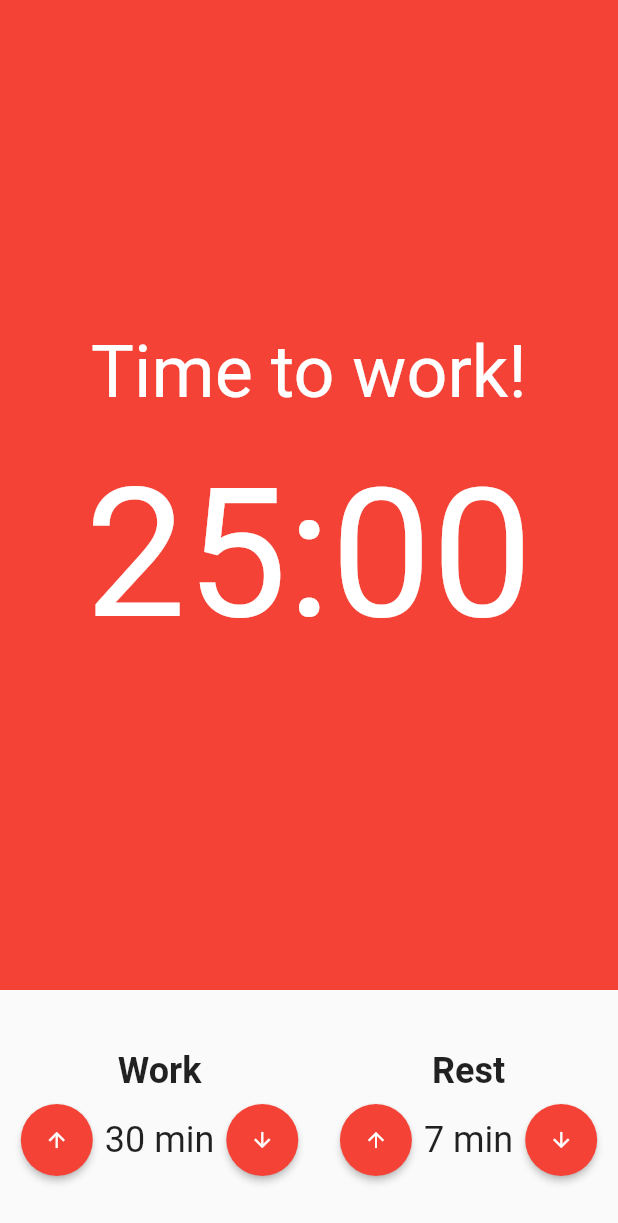
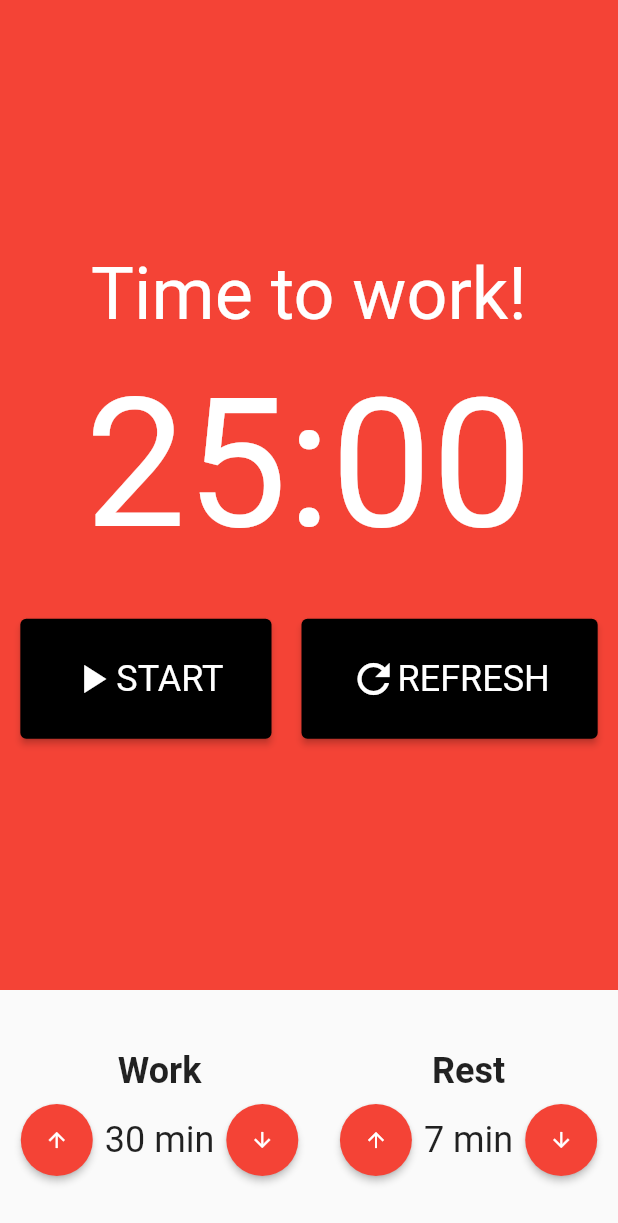
Before and after one commit to jon-coder/Pomodoro, a Flutter app: the screen it shows after launch, on a phone screen of 412 x 824 dp. Shown: the top 1223 px of the screen. Run offline on Flutter 3.47's test engine with Material 2 defaults, Android fonts, the phone set to English and light mode, and no system bars; our stand-ins replace google_fonts, mobx; generated files the repository leaves out were written again; Roboto replaces fonts that are missing (Oxygen).

```diff
--- a/lib/components/timer.dart
+++ b/lib/components/timer.dart
@@ -1,5 +1,6 @@
 import 'package:flutter/material.dart';
 import 'package:google_fonts/google_fonts.dart';
+import 'package:pomodoro/components/timer_button.dart';
 
 class Timer extends StatelessWidget {
   const Timer({Key? key}) : super(key: key);
@@ -18,13 +19,33 @@ class Timer extends StatelessWidget {
               color: Colors.white,
             ),
           ),
-          const SizedBox(height: 24),
+          const SizedBox(height: 16),
           Text(
             '25:00',
             style: GoogleFonts.oxygen(
               fontSize: 120,
               color: Colors.white,
             ),
+          ),
+          const SizedBox(height: 32),
+          Row(
+            mainAxisAlignment: MainAxisAlignment.center,
+            children: const [
+              TimerButton(
+                title: 'START',
+                icon: Icons.play_arrow,
+              ),
+              SizedBox(width: 10),
+              //TimerButton(
+              //title: 'STOP',
+              //icon: Icons.stop,
+              //),
+              SizedBox(width: 10),
+              TimerButton(
+                title: 'REFRESH',
+                icon: Icons.refresh,
+              ),
+            ],
           )
         ],
       ),
--- /dev/null
+++ b/lib/components/timer_button.dart
@@ -0,0 +1,36 @@
+import 'package:flutter/material.dart';
+import 'package:google_fonts/google_fonts.dart';
+
+class TimerButton extends StatelessWidget {
+  final String title;
+  final IconData icon;
+
+  const TimerButton({
+    Key? key,
+    required this.title,
+    required this.icon,
+  }) : super(key: key);
+
+  @override
+  Widget build(BuildContext context) {
+    return ElevatedButton(
+        onPressed: () {},
+        style: ElevatedButton.styleFrom(
+          primary: Colors.black,
+          textStyle: GoogleFonts.oxygen(fontSize: 24),
+          padding: const EdgeInsets.symmetric(
+            horizontal: 32,
+            vertical: 24,
+          ),
+        ),
+        child: Row(
+          children: [
+            Icon(
+              icon,
+              size: 32,
+            ),
+            Text(title),
+          ],
+        ));
+  }
+}
--- a/lib/main.dart
+++ b/lib/main.dart
@@ -1,5 +1,4 @@
 import 'package:flutter/material.dart';
-
 import 'package:pomodoro/pages/pomodoro.dart';
 
 void main() {
--- a/lib/pages/pomodoro.dart
+++ b/lib/pages/pomodoro.dart
@@ -11,7 +11,9 @@ class Pomodoro extends StatelessWidget {
       body: Column(
         crossAxisAlignment: CrossAxisAlignment.stretch,
         children: [
-          const Expanded(child: Timer()),
+          const Expanded(
+            child: Timer(),
+          ),
           Padding(
             padding: const EdgeInsets.symmetric(vertical: 40.0),
             child: Row(
```
Also changed, not shown: lib/store/pomodoro_store.dart (added, +21 -0 lines), lib/store/pomodoro_store.g.dart (added).
